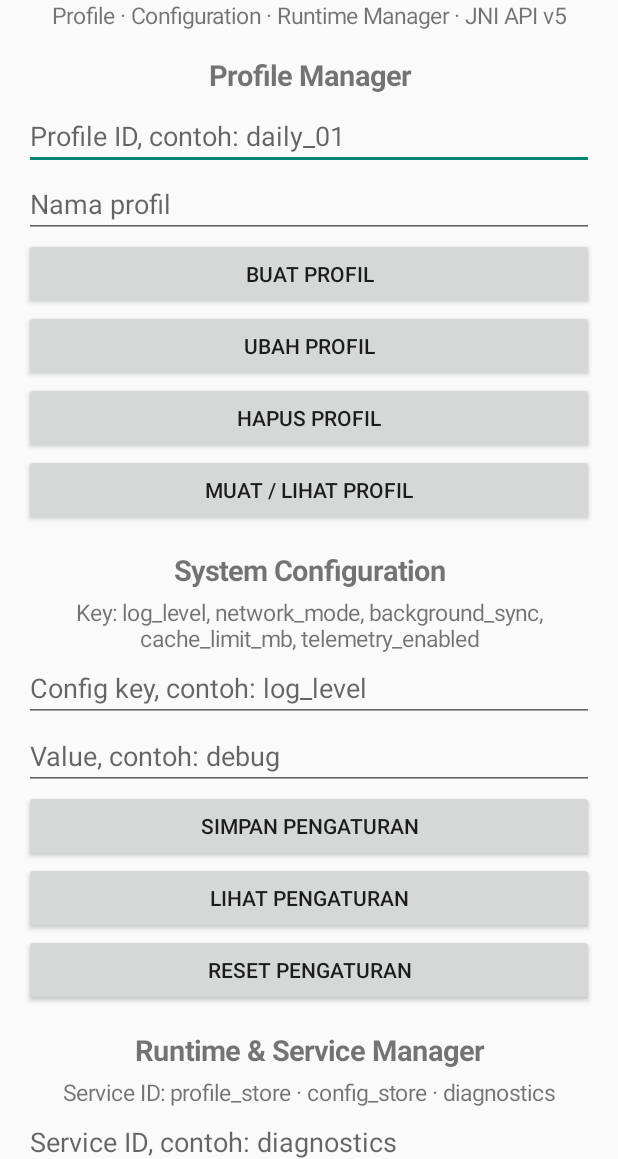
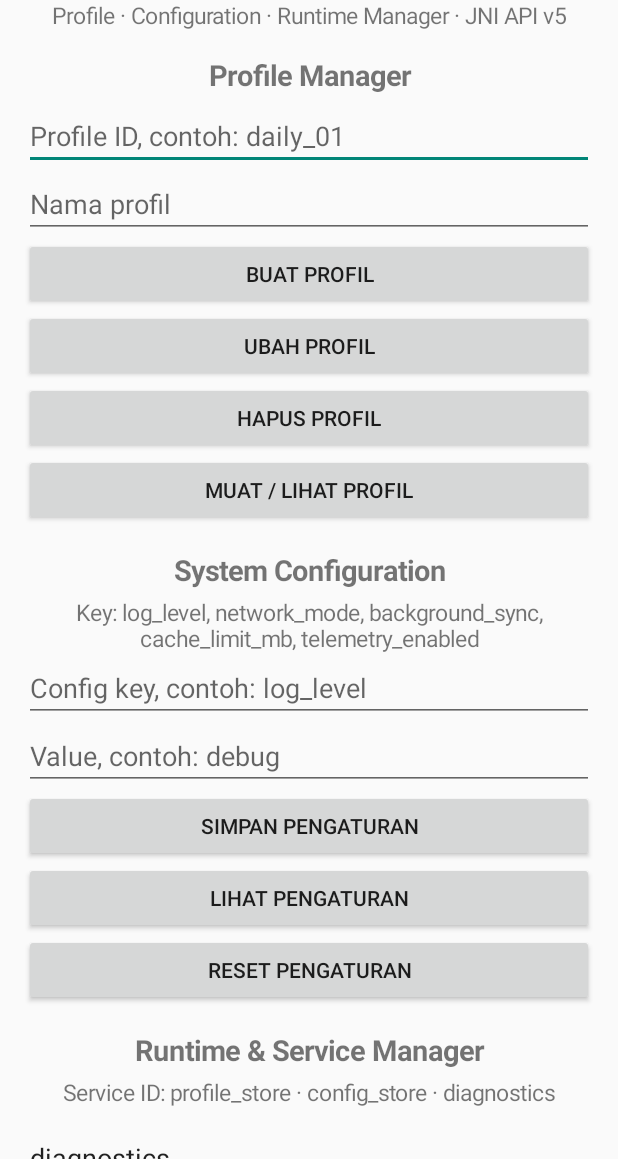
Before and after one commit to mirkov888/mora-rust-android, an Android app: the screen it shows after launch (MainActivity), on a phone screen of 412 x 824 dp, the part 77-1236 px from its top. Run offline under Robolectric (Android 15) with nearby library versions, the phone set to English and light mode, and no system bars; 4 statements that could not run were skipped.

Commit message:
Fix runtime manager default service selection

```diff
--- a/android-demo/app/src/main/java/com/mora/rustandroid/MainActivity.kt
+++ b/android-demo/app/src/main/java/com/mora/rustandroid/MainActivity.kt
@@ -67,7 +67,10 @@ class MainActivity : Activity() {
 
         section("Runtime & Service Manager")
         column.addView(label("Service ID: profile_store · config_store · diagnostics"))
-        serviceInput = EditText(this).apply { hint = "Service ID, contoh: diagnostics" }
+        serviceInput = EditText(this).apply {
+            hint = "Service ID: profile_store / config_store / diagnostics"
+            setText("diagnostics")
+        }
         column.addView(serviceInput)
         column.addView(button("Lihat Status Semua Service") { runRuntime("list") })
         column.addView(button("Start Service") { runRuntime("start") })
@@ -149,7 +152,8 @@ class MainActivity : Activity() {
     private fun runRuntime(operation: String) {
         try {
             val response = JSONObject(NativeCore.nativeRuntimeOperation(
-                readFile(runtimeFile, ""), operation, serviceInput.text.toString().trim(),
+                readFile(runtimeFile, ""), operation,
+                serviceInput.text.toString().trim().ifEmpty { "diagnostics" },
                 System.currentTimeMillis()
             ))
             if (!response.optBoolean("ok")) {
```
